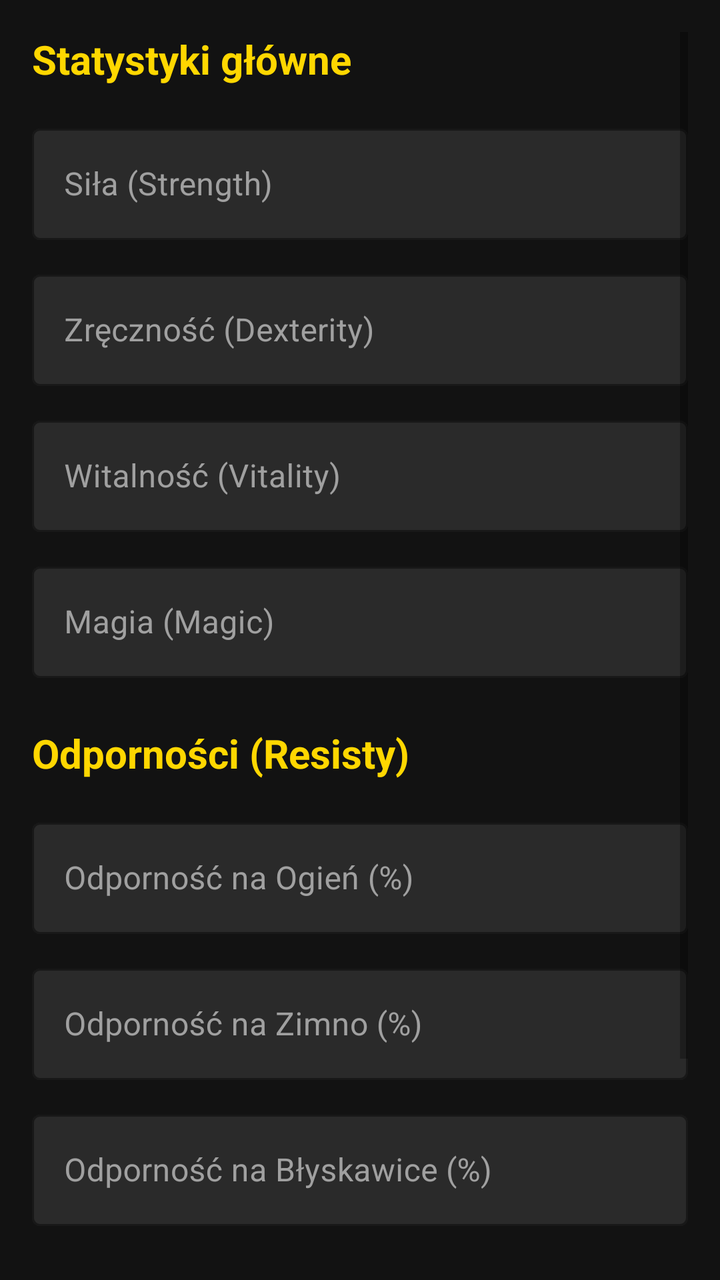
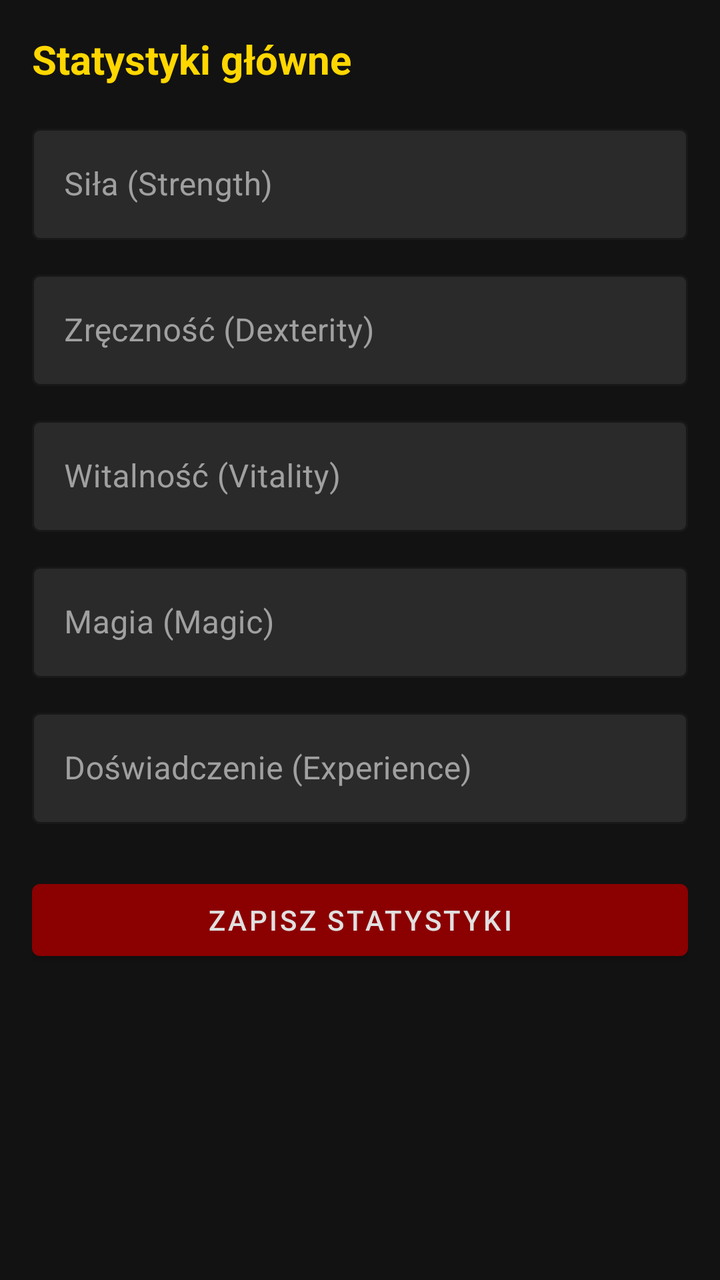

Two renders of the same Android screen: before a commit and after it. Below are the layout's source before the change and the commit's diff.
<!-- AndroidManifest.xml: application theme Theme.DiabloEditor -->
<!-- res/layout/fragment_stats.xml -->
<?xml version="1.0" encoding="utf-8"?>
<ScrollView xmlns:android="http://schemas.android.com/apk/res/android"
    xmlns:app="http://schemas.android.com/apk/res-auto"
    android:layout_width="match_parent"
    android:layout_height="match_parent"
    android:background="@color/background_dark"
    android:padding="16dp">

    <LinearLayout
        android:layout_width="match_parent"
        android:layout_height="wrap_content"
        android:orientation="vertical">

        
        <TextView
            android:layout_width="match_parent"
            android:layout_height="wrap_content"
            android:text="Statystyki główne"
            android:textSize="20sp"
            android:textColor="@color/text_accent"
            android:textStyle="bold"
            android:layout_marginBottom="16dp" />

        <com.google.android.material.textfield.TextInputLayout
            style="@style/DarkEditText"
            android:layout_width="match_parent"
            android:layout_height="wrap_content"
            android:hint="Siła (Strength)">
            <com.google.android.material.textfield.TextInputEditText
                android:id="@+id/etStrength"
                android:layout_width="match_parent"
                android:layout_height="wrap_content"
                android:inputType="number" />
        </com.google.android.material.textfield.TextInputLayout>

        <com.google.android.material.textfield.TextInputLayout
            style="@style/DarkEditText"
            android:layout_width="match_parent"
            android:layout_height="wrap_content"
            android:layout_marginTop="12dp"
            android:hint="Zręczność (Dexterity)">
            <com.google.android.material.textfield.TextInputEditText
                android:id="@+id/etDexterity"
                android:layout_width="match_parent"
                android:layout_height="wrap_content"
                android:inputType="number" />
        </com.google.android.material.textfield.TextInputLayout>

        <com.google.android.material.textfield.TextInputLayout
            style="@style/DarkEditText"
            android:layout_width="match_parent"
            android:layout_height="wrap_content"
            android:layout_marginTop="12dp"
            android:hint="Witalność (Vitality)">
            <com.google.android.material.textfield.TextInputEditText
                android:id="@+id/etVitality"
                android:layout_width="match_parent"
                android:layout_height="wrap_content"
                android:inputType="number" />
        </com.google.android.material.textfield.TextInputLayout>

        <com.google.android.material.textfield.TextInputLayout
            style="@style/DarkEditText"
            android:layout_width="match_parent"
            android:layout_height="wrap_content"
            android:layout_marginTop="12dp"
            android:hint="Magia (Magic)">
            <com.google.android.material.textfield.TextInputEditText
                android:id="@+id/etEnergy"
                android:layout_width="match_parent"
                android:layout_height="wrap_content"
                android:inputType="number" />
        </com.google.android.material.textfield.TextInputLayout>

        
        <TextView
            android:layout_width="match_parent"
            android:layout_height="wrap_content"
            android:text="Odporności (Resisty)"
            android:textSize="20sp"
            android:textColor="@color/text_accent"
            android:textStyle="bold"
            android:layout_marginTop="24dp"
            android:layout_marginBottom="16dp" />

        <com.google.android.material.textfield.TextInputLayout
            style="@style/DarkEditText"
            android:layout_width="match_parent"
            android:layout_height="wrap_content"
            android:hint="Odporność na Ogień (%)">
            <com.google.android.material.textfield.TextInputEditText
                android:id="@+id/etResFire"
                android:layout_width="match_parent"
                android:layout_height="wrap_content"
                android:inputType="number" />
        </com.google.android.material.textfield.TextInputLayout>

        <com.google.android.material.textfield.TextInputLayout
            style="@style/DarkEditText"
            android:layout_width="match_parent"
            android:layout_height="wrap_content"
            android:layout_marginTop="12dp"
            android:hint="Odporność na Zimno (%)">
            <com.google.android.material.textfield.TextInputEditText
                android:id="@+id/etResCold"
                android:layout_width="match_parent"
                android:layout_height="wrap_content"
                android:inputType="number" />
        </com.google.android.material.textfield.TextInputLayout>

        <com.google.android.material.textfield.TextInputLayout
            style="@style/DarkEditText"
            android:layout_width="match_parent"
            android:layout_height="wrap_content"
            android:layout_marginTop="12dp"
            android:hint="Odporność na Błyskawice (%)">
            <com.google.android.material.textfield.TextInputEditText
                android:id="@+id/etResLightning"
                android:layout_width="match_parent"
                android:layout_height="wrap_content"
                android:inputType="number" />
        </com.google.android.material.textfield.TextInputLayout>

        <com.google.android.material.textfield.TextInputLayout
            style="@style/DarkEditText"
            android:layout_width="match_parent"
            android:layout_height="wrap_content"
            android:layout_marginTop="12dp"
            android:hint="Odporność na Truciznę (%)">
            <com.google.android.material.textfield.TextInputEditText
                android:id="@+id/etResPoison"
                android:layout_width="match_parent"
                android:layout_height="wrap_content"
                android:inputType="number" />
        </com.google.android.material.textfield.TextInputLayout>
<Button
    android:id="@+id/btnSaveStats"
    style="@style/DiabloButton"
    android:layout_width="match_parent"
    android:layout_height="wrap_content"
    android:layout_marginTop="24dp"
    android:text="Zapisz Statystyki" />
    </LinearLayout>
</ScrollView>
<!-- resources referenced by this layout -->
<resources>
  <color name="background_dark">#121212</color>
  <color name="text_accent">#FFD700</color>
  <style name="DarkEditText" parent="Widget.MaterialComponents.TextInputLayout.OutlinedBox">
          <item name="boxStrokeColor">@color/accent_gold</item>
          <item name="hintTextColor">@color/text_secondary</item>
          <item name="android:textColorHint">@color/text_secondary</item>
          <item name="boxBackgroundColor">@color/background_card</item>
      </style>
  <style name="DiabloButton" parent="Widget.MaterialComponents.Button">
          <item name="backgroundTint">@color/accent_red</item>
          <item name="android:textColor">@color/text_primary</item>
          <item name="cornerRadius">4dp</item>
          <item name="android:textAllCaps">true</item>
      </style>
  <style name="Theme.DiabloEditor" parent="Theme.MaterialComponents.DayNight.NoActionBar">
          
          <item name="colorPrimary">@color/accent_red</item>
          <item name="colorPrimaryVariant">@color/accent_red_light</item>
          <item name="colorOnPrimary">@color/text_primary</item>
          
          
          <item name="android:windowBackground">@color/background_dark</item>
          <item name="colorSurface">@color/surface_dark</item>
          <item name="colorOnSurface">@color/text_primary</item>
          
          
          <item name="colorSecondary">@color/accent_gold</item>
          <item name="colorSecondaryVariant">@color/accent_gold</item>
          <item name="colorOnSecondary">@color/background_dark</item>
  
          
          <item name="android:statusBarColor">@color/background_dark</item>
      </style>
  <color name="accent_gold">#C5A059</color>
  <color name="text_secondary">#A0A0A0</color>
  <color name="background_card">#2A2A2A</color>
  <color name="accent_red">#8B0000</color>
  <color name="text_primary">#E0E0E0</color>
  <color name="accent_red_light">#B22222</color>
  <color name="surface_dark">#1E1E1E</color>
</resources>

<!-- the commit's change to res/layout/fragment_stats.xml (unified diff, before → after) -->
@@ -72,73 +72,25 @@
                 android:inputType="number" />
         </com.google.android.material.textfield.TextInputLayout>
 
-        
-        <TextView
-            android:layout_width="match_parent"
-            android:layout_height="wrap_content"
-            android:text="Odporności (Resisty)"
-            android:textSize="20sp"
-            android:textColor="@color/text_accent"
-            android:textStyle="bold"
-            android:layout_marginTop="24dp"
-            android:layout_marginBottom="16dp" />
-
         <com.google.android.material.textfield.TextInputLayout
             style="@style/DarkEditText"
             android:layout_width="match_parent"
             android:layout_height="wrap_content"
-            android:hint="Odporność na Ogień (%)">
+            android:layout_marginTop="12dp"
+            android:hint="Doświadczenie (Experience)">
             <com.google.android.material.textfield.TextInputEditText
-                android:id="@+id/etResFire"
+                android:id="@+id/etExperience"
                 android:layout_width="match_parent"
                 android:layout_height="wrap_content"
                 android:inputType="number" />
         </com.google.android.material.textfield.TextInputLayout>
 
-        <com.google.android.material.textfield.TextInputLayout
-            style="@style/DarkEditText"
+        <Button
+            android:id="@+id/btnSaveStats"
+            style="@style/DiabloButton"
             android:layout_width="match_parent"
             android:layout_height="wrap_content"
-            android:layout_marginTop="12dp"
-            android:hint="Odporność na Zimno (%)">
-            <com.google.android.material.textfield.TextInputEditText
-                android:id="@+id/etResCold"
-                android:layout_width="match_parent"
-                android:layout_height="wrap_content"
-                android:inputType="number" />
-        </com.google.android.material.textfield.TextInputLayout>
-
-        <com.google.android.material.textfield.TextInputLayout
-            style="@style/DarkEditText"
-            android:layout_width="match_parent"
-            android:layout_height="wrap_content"
-            android:layout_marginTop="12dp"
-            android:hint="Odporność na Błyskawice (%)">
-            <com.google.android.material.textfield.TextInputEditText
-                android:id="@+id/etResLightning"
-                android:layout_width="match_parent"
-                android:layout_height="wrap_content"
-                android:inputType="number" />
-        </com.google.android.material.textfield.TextInputLayout>
-
-        <com.google.android.material.textfield.TextInputLayout
-            style="@style/DarkEditText"
-            android:layout_width="match_parent"
-            android:layout_height="wrap_content"
-            android:layout_marginTop="12dp"
-            android:hint="Odporność na Truciznę (%)">
-            <com.google.android.material.textfield.TextInputEditText
-                android:id="@+id/etResPoison"
-                android:layout_width="match_parent"
-                android:layout_height="wrap_content"
-                android:inputType="number" />
-        </com.google.android.material.textfield.TextInputLayout>
-<Button
-    android:id="@+id/btnSaveStats"
-    style="@style/DiabloButton"
-    android:layout_width="match_parent"
-    android:layout_height="wrap_content"
-    android:layout_marginTop="24dp"
-    android:text="Zapisz Statystyki" />
+            android:layout_marginTop="24dp"
+            android:text="Zapisz Statystyki" />
     </LinearLayout>
 </ScrollView>
